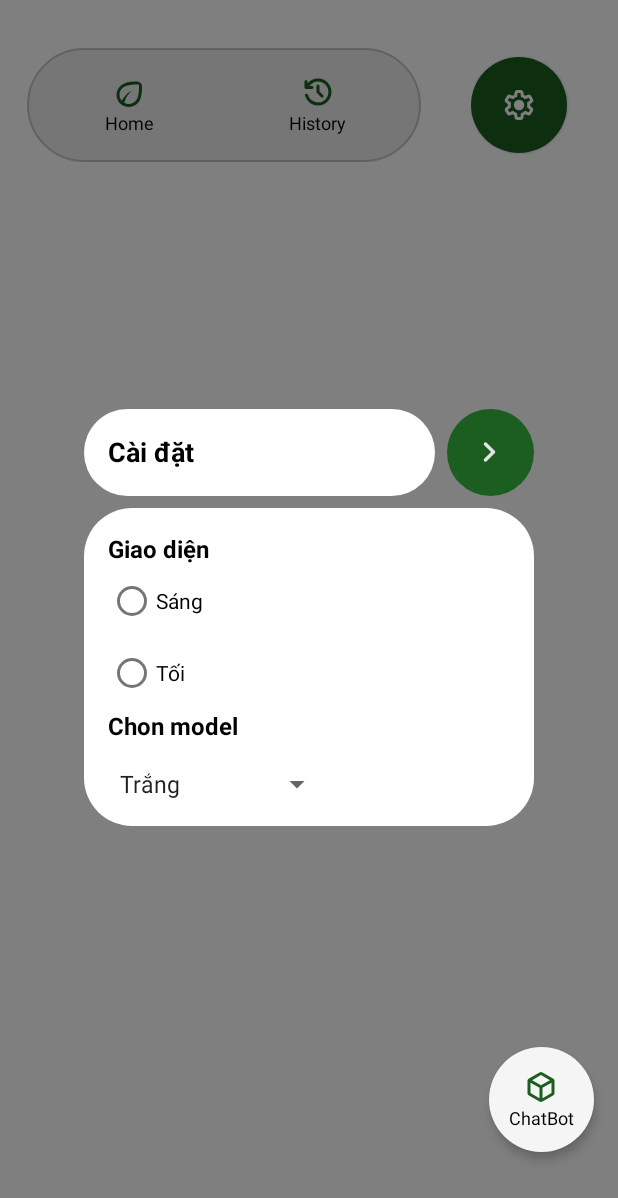
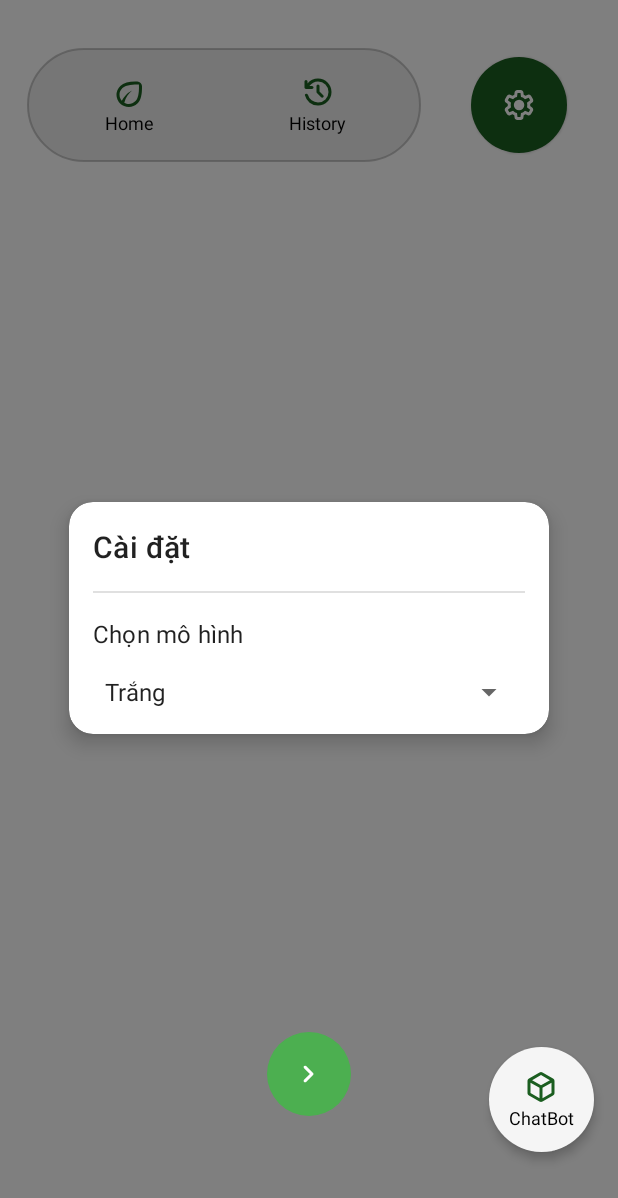
Before and after one commit to vogiahuy257/leaf-care, an Android app: the layout activity_main.xml on its own in the app's theme, with its tools: preview values and no code run, on a phone screen of 412 x 824 dp. Shown: the top 1198 px of the screen. Run offline under Robolectric (Android 15) with nearby library versions, the phone set to English and light mode, and no system bars.

Commit message:
21-09-2025 Refactor MainActivity and Setting class; update layout for chat functionality and settings panel

```diff
--- a/app/src/main/java/com/example/green/MainActivity.java
+++ b/app/src/main/java/com/example/green/MainActivity.java
@@ -12,7 +12,7 @@ import androidx.appcompat.app.AppCompatActivity;
 import androidx.fragment.app.Fragment;
 import androidx.fragment.app.FragmentTransaction;
 
-public class MainActivity extends AppCompatActivity {
+public class MainActivity extends AppCompatActivity  {
 
     private LinearLayout btnHome, btnHistory, chatButton,chatContent, btnSetting;
 
--- /dev/null
+++ b/app/src/main/res/drawable/bg_circular_green_button.xml
@@ -0,0 +1,5 @@
+<!-- res/drawable/bg_circular_green_button.xml -->
+<shape xmlns:android="http://schemas.android.com/apk/res/android"
+    android:shape="oval">
+    <solid android:color="#4CAF50"/>
+</shape>
--- a/app/src/main/res/layout/activity_main.xml
+++ b/app/src/main/res/layout/activity_main.xml
@@ -173,20 +173,41 @@
 
         <!-- Nội dung ChatBot -->
         <LinearLayout
+            android:id="@+id/chatContent"
             android:layout_width="match_parent"
             android:layout_height="match_parent"
             android:orientation="vertical"
             android:padding="16dp"
-            android:visibility="gone"
-            android:id="@+id/chatContent">
+            android:visibility="gone"> {/* Giữ visibility="gone" ở đây, sẽ được quản lý bằng code Java */}
 
-            <!-- Ví dụ: TextView -->
-            <TextView
-                android:layout_width="wrap_content"
+            <androidx.recyclerview.widget.RecyclerView
+                android:id="@+id/chatRecyclerView"
+                android:layout_width="match_parent"
+                android:layout_height="0dp"
+                android:layout_weight="1"
+                android:layout_marginBottom="8dp"/>
+
+            <LinearLayout
+                android:layout_width="match_parent"
                 android:layout_height="wrap_content"
-                android:text="Hello! I am your ChatBot"
-                android:textColor="@color/black" />
+                android:orientation="horizontal">
 
+                <EditText
+                    android:id="@+id/messageEditText"
+                    android:layout_width="0dp"
+                    android:layout_height="wrap_content"
+                    android:layout_weight="1"
+                    android:hint="Nhập tin nhắn..."
+                    android:inputType="textShortMessage"
+                    android:maxLines="1"
+                    android:layout_marginEnd="8dp"/>
+
+                <Button
+                    android:id="@+id/sendButton"
+                    android:layout_width="wrap_content"
+                    android:layout_height="wrap_content"
+                    android:text="Gửi"/>
+            </LinearLayout>
         </LinearLayout>
     </FrameLayout>
 
--- a/app/src/main/res/layout/view_setting.xml
+++ b/app/src/main/res/layout/view_setting.xml
@@ -1,5 +1,6 @@
 <?xml version="1.0" encoding="utf-8"?>
 <FrameLayout xmlns:android="http://schemas.android.com/apk/res/android"
+    xmlns:app="http://schemas.android.com/apk/res-auto"
     android:id="@+id/settingOverlay"
     android:layout_width="match_parent"
     android:layout_height="match_parent"
@@ -8,114 +9,70 @@
     android:clickable="true"
     android:focusable="true">
 
-    <!-- Khối trung tâm -->
-    <LinearLayout
-        android:layout_width="wrap_content"
+    <com.google.android.material.card.MaterialCardView
+        android:layout_width="320dp"
         android:layout_height="wrap_content"
-        android:orientation="vertical"
-        android:layout_gravity="center">
+        android:layout_gravity="center"
+        app:cardCornerRadius="16dp"
+        app:cardElevation="8dp">
 
-        <!-- Header: Tiêu đề + nút đóng -->
         <LinearLayout
-            android:layout_width="300dp"
+            android:layout_width="match_parent"
             android:layout_height="wrap_content"
-            android:orientation="horizontal"
-            android:padding="0dp">
+            android:orientation="vertical"
+            android:padding="16dp">
 
-            <!-- Khối tiêu đề -->
-            <FrameLayout
-                android:layout_width="0dp"
-                android:layout_height="58dp"
-                android:layout_weight="1"
-                android:background="@drawable/bg_shadow"
-                android:gravity="center_vertical|start"
-                android:padding="16dp">
+            <!-- Header: Title (Không còn nút đóng ở góc trên bên phải) -->
+            <RelativeLayout
+                android:layout_width="match_parent"
+                android:layout_height="wrap_content"
+                android:layout_marginBottom="16dp">
 
                 <TextView
                     android:id="@+id/settingTitle"
                     android:layout_width="wrap_content"
                     android:layout_height="wrap_content"
                     android:text="Cài đặt"
-                    android:textColor="@color/black"
-                    android:textSize="18sp"
-                    android:textStyle="bold" />
-            </FrameLayout>
+                    android:textAppearance="?attr/textAppearanceHeadline6"
+                    android:layout_alignParentStart="true"
+                    android:layout_centerVertical="true"/>
+            </RelativeLayout>
 
-            <!-- Khối nút đóng -->
-            <FrameLayout
-                android:layout_width="58dp"
-                android:layout_height="58dp"
-                android:background="@drawable/bg_button_pr"
-                android:layout_marginStart="8dp"
-                android:foregroundGravity="center">
+            <!-- Divider -->
+            <View
+                android:layout_width="match_parent"
+                android:layout_height="1dp"
+                android:background="?android:attr/listDivider"
+                android:layout_marginBottom="16dp"/>
 
-                <ImageView
-                    android:id="@+id/btnCloseSetting"
-                    android:layout_width="28dp"
-                    android:layout_height="28dp"
-                    android:layout_gravity="center"
-                    android:src="@drawable/ic_close"
-                    />
-            </FrameLayout>
-
-
-        </LinearLayout>
-
-
-        <!-- Nội dung Setting -->
-        <LinearLayout
-            android:id="@+id/settingContent"
-            android:layout_width="300dp"
-            android:layout_height="wrap_content"
-            android:orientation="vertical"
-            android:background="@drawable/bg_shadow"
-            android:padding="16dp"
-            android:layout_marginTop="8dp"
-            >
-
-            <RadioGroup
-                android:id="@+id/themeGroup"
-                android:orientation="vertical"
-                android:layout_width="wrap_content"
-                android:layout_height="wrap_content">
-                <TextView
-                    android:layout_width="wrap_content"
-                    android:layout_height="wrap_content"
-                    android:text="Giao diện"
-                    android:textColor="@color/black"
-                    android:textSize="16sp"
-                    android:textStyle="bold"
-                    />
-
-                <RadioButton
-                    android:id="@+id/radioLight"
-                    android:text="Sáng"
-                    android:textColor="@color/black"
-                    android:layout_width="wrap_content"
-                    android:layout_height="wrap_content"/>
-
-                <RadioButton
-                    android:id="@+id/radioDark"
-                    android:text="Tối"
-                    android:textColor="@color/black"
-                    android:layout_width="wrap_content"
-                    android:layout_height="wrap_content"/>
-            </RadioGroup>
+            <!-- Model Selection -->
             <TextView
                 android:layout_width="wrap_content"
                 android:layout_height="wrap_content"
-                android:text="Chon model"
-                android:textColor="@color/black"
-                android:textSize="16sp"
-                android:textStyle="bold"/>
+                android:text="Chọn mô hình"
+                android:textAppearance="?attr/textAppearanceSubtitle1"
+                android:layout_marginBottom="8dp"/>
+
             <Spinner
                 android:id="@+id/bgSpinner"
-                android:layout_width="wrap_content"
+                android:layout_width="match_parent"
                 android:layout_height="wrap_content"
-                android:layout_marginTop="16dp"
-                android:entries="@array/background_options"/>
+                android:layout_marginTop="8dp"
+                android:entries="@array/background_options" />
+            <!-- Nút đóng tròn không còn ở đây -->
         </LinearLayout>
+    </com.google.android.material.card.MaterialCardView>
 
-    </LinearLayout>
-
+    <!-- Nút Đóng Mới - Nằm ngoài CardView, ở dưới cùng, chính giữa -->
+    <ImageButton
+        android:id="@+id/btnCloseSetting"
+        android:layout_width="56dp"
+        android:layout_height="56dp"
+        android:src="@drawable/ic_close"
+        android:background="@drawable/bg_circular_green_button"
+        app:tint="@android:color/white"
+        android:contentDescription="Đóng"
+        android:padding="12dp"
+        android:layout_gravity="bottom|center_horizontal"
+        android:layout_marginBottom="80dp"/>
 </FrameLayout>
```
Also changed, not shown: app/src/main/java/com/example/green/Setting.java (+46 -0 lines).
